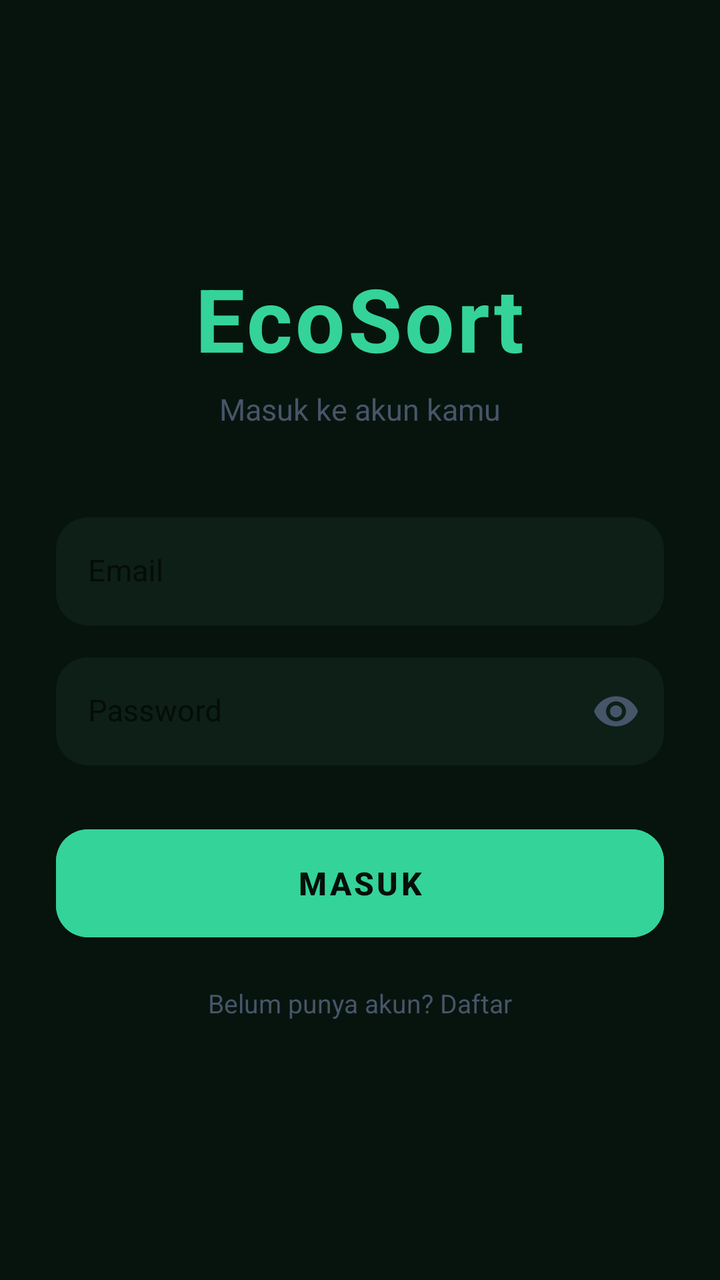
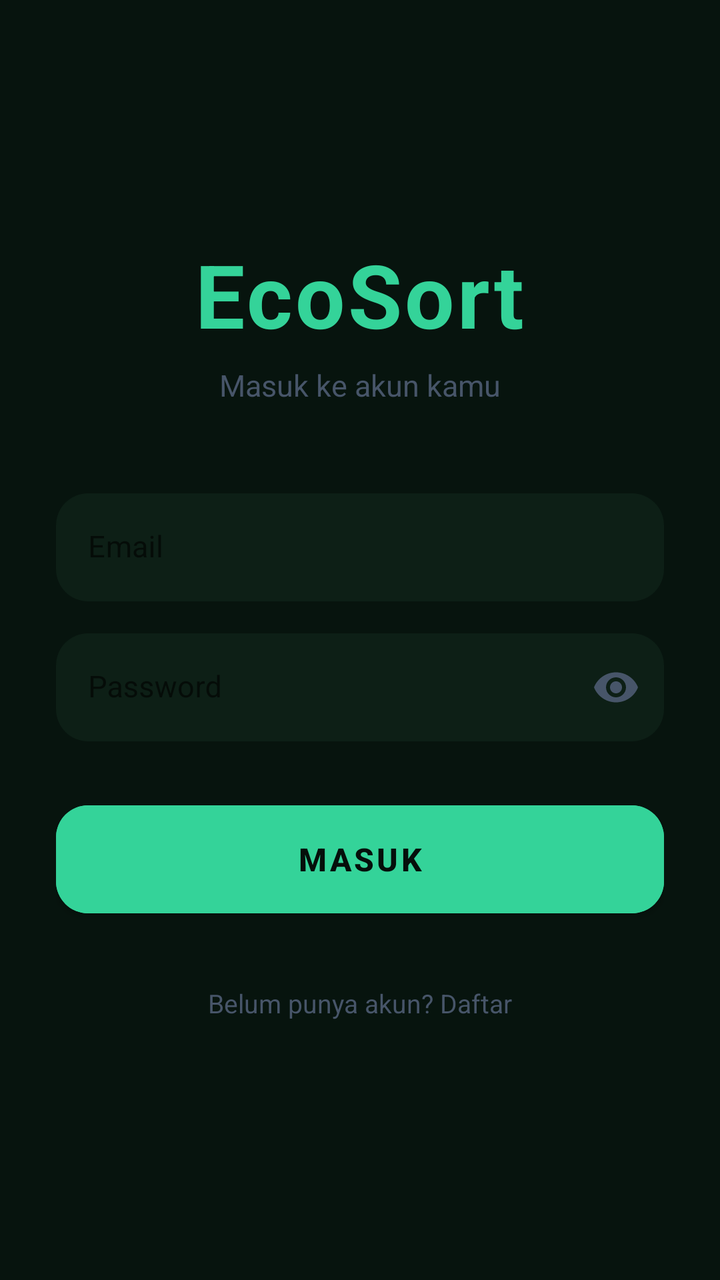

Before-and-after screenshots of an Android layout around one commit, followed by the original layout XML and the change that was made.
<!-- AndroidManifest.xml: application theme Theme.EcoSort -->
<!-- res/layout/activity_login.xml -->
<?xml version="1.0" encoding="utf-8"?>
<androidx.coordinatorlayout.widget.CoordinatorLayout xmlns:android="http://schemas.android.com/apk/res/android"
    xmlns:app="http://schemas.android.com/apk/res-auto"
    android:layout_width="match_parent"
    android:layout_height="match_parent"
    android:background="#07140E"> <LinearLayout
    android:layout_width="match_parent"
    android:layout_height="wrap_content"
    android:orientation="vertical"
    android:padding="28dp"
    android:gravity="center"
    android:layout_gravity="center_vertical">

    <TextView
        android:layout_width="wrap_content"
        android:layout_height="wrap_content"
        android:text="EcoSort"
        android:textSize="44sp"
        android:textStyle="bold"
        android:textColor="#34D399" android:layout_marginBottom="6dp"
        android:letterSpacing="0.03" />

    <TextView
        android:layout_width="wrap_content"
        android:layout_height="wrap_content"
        android:text="Masuk ke akun kamu"
        android:textSize="15sp"
        android:textColor="#475569" android:layout_marginBottom="44dp" />

    <com.google.android.material.textfield.TextInputLayout
        android:layout_width="match_parent"
        android:layout_height="wrap_content"
        android:layout_marginBottom="16dp"
        app:hintTextColor="#34D399"
        app:boxStrokeWidth="0dp" app:boxStrokeWidthFocused="1dp" app:boxStrokeColor="#34D399"
        app:boxBackgroundColor="#0D1F16" app:boxCornerRadiusTopStart="16dp"
        app:boxCornerRadiusTopEnd="16dp"
        app:boxCornerRadiusBottomStart="16dp"
        app:boxCornerRadiusBottomEnd="16dp"
        style="@style/Widget.MaterialComponents.TextInputLayout.FilledBox">

        <com.google.android.material.textfield.TextInputEditText
            android:id="@+id/etEmail"
            android:layout_width="match_parent"
            android:layout_height="54dp"
            android:hint="Email"
            android:inputType="textEmailAddress"
            android:textColor="#E2E8F0"
            android:textColorHint="#475569"
            android:textSize="15sp"
            android:paddingVertical="12dp" />
    </com.google.android.material.textfield.TextInputLayout>

    <com.google.android.material.textfield.TextInputLayout
        android:layout_width="match_parent"
        android:layout_height="wrap_content"
        android:layout_marginBottom="32dp"
        app:hintTextColor="#34D399"
        app:boxStrokeWidth="0dp"
        app:boxStrokeWidthFocused="1dp"
        app:boxStrokeColor="#34D399"
        app:boxBackgroundColor="#0D1F16"
        app:boxCornerRadiusTopStart="16dp"
        app:boxCornerRadiusTopEnd="16dp"
        app:boxCornerRadiusBottomStart="16dp"
        app:boxCornerRadiusBottomEnd="16dp"
        app:passwordToggleEnabled="true" app:passwordToggleTint="#475569"
        style="@style/Widget.MaterialComponents.TextInputLayout.FilledBox">

        <com.google.android.material.textfield.TextInputEditText
            android:id="@+id/etPassword"
            android:layout_width="match_parent"
            android:layout_height="54dp"
            android:hint="Password"
            android:inputType="textPassword"
            android:textColor="#E2E8F0"
            android:textColorHint="#475569"
            android:textSize="15sp"
            android:paddingVertical="12dp" />
    </com.google.android.material.textfield.TextInputLayout>

    <com.google.android.material.button.MaterialButton
        android:id="@+id/btnLogin"
        android:layout_width="match_parent"
        android:layout_height="54dp"
        android:text="MASUK"
        android:textSize="16sp"
        android:textStyle="bold"
        android:backgroundTint="#34D399"
        android:textColor="#050F0B" app:cornerRadius="16dp"
        android:insetTop="0dp"
        android:insetBottom="0dp"
        style="@style/Widget.MaterialComponents.Button" />

    <TextView
        android:layout_width="wrap_content"
        android:layout_height="wrap_content"
        android:text="Belum punya akun? Daftar"
        android:textColor="#475569"
        android:textSize="13sp"
        android:layout_marginTop="24dp" />

</LinearLayout>
</androidx.coordinatorlayout.widget.CoordinatorLayout>
<!-- resources referenced by this layout -->
<resources>
  <style name="Theme.EcoSort" parent="Base.Theme.EcoSort" />
  <style name="Base.Theme.EcoSort" parent="Theme.MaterialComponents.DayNight.NoActionBar">
          <item name="colorPrimary">#34D399</item>
          <item name="android:windowBackground">#07140E</item>
          <item name="colorSecondaryContainer">#113C24</item>
          <item name="colorOnSecondaryContainer">#34D399</item>
      </style>
</resources>

<!-- the commit's change to res/layout/activity_login.xml (unified diff, before → after) -->
@@ -93,12 +93,17 @@
         style="@style/Widget.MaterialComponents.Button" />
 
     <TextView
+        android:id="@+id/tvGoToRegister"
         android:layout_width="wrap_content"
         android:layout_height="wrap_content"
         android:text="Belum punya akun? Daftar"
         android:textColor="#475569"
         android:textSize="13sp"
-        android:layout_marginTop="24dp" />
+        android:layout_marginTop="24dp"
+        android:padding="12dp"
+        android:clickable="true"
+        android:focusable="true"
+        android:background="?attr/selectableItemBackgroundBorderless" />
 
 </LinearLayout>
 </androidx.coordinatorlayout.widget.CoordinatorLayout>
